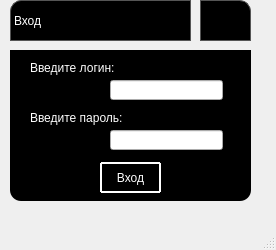
Qt form forminp.ui (leriia-meow/geometry) before a commit.
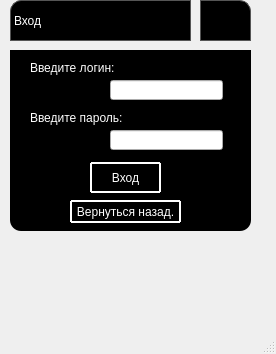
The same form after that commit. Icons and pictures are not drawn.

Commit message: Формочка входа

The edit to the form file:
```diff
--- a/forminp.ui
+++ b/forminp.ui
@@ -7,7 +7,7 @@
     <x>0</x>
     <y>0</y>
     <width>276</width>
-    <height>250</height>
+    <height>354</height>
    </rect>
   </property>
   <property name="windowTitle">
@@ -84,7 +84,7 @@
       <x>10</x>
       <y>50</y>
       <width>241</width>
-      <height>151</height>
+      <height>181</height>
      </rect>
     </property>
     <property name="styleSheet">
@@ -178,9 +178,9 @@
     <widget class="QPushButton" name="pushButton">
      <property name="geometry">
       <rect>
-       <x>90</x>
+       <x>80</x>
        <y>112</y>
-       <width>61</width>
+       <width>71</width>
        <height>31</height>
       </rect>
      </property>
@@ -202,6 +202,33 @@
       <string>Вход</string>
      </property>
     </widget>
+    <widget class="QPushButton" name="other">
+     <property name="geometry">
+      <rect>
+       <x>60</x>
+       <y>150</y>
+       <width>111</width>
+       <height>23</height>
+      </rect>
+     </property>
+     <property name="styleSheet">
+      <string notr="true">QPushButton {
+  display: inline-block;
+  color: white;
+  text-decoration: none;
+  user-select: none;
+  outline: none;
+  border: 2px solid white;
+  border-radius: 1px;
+  transition: 0.2s;
+} 
+QPushButton:hover { background: rgba(255,255,255,.2); }
+QPushButton:pressed { background: white; }</string>
+     </property>
+     <property name="text">
+      <string>Вернуться назад.</string>
+     </property>
+    </widget>
    </widget>
    <zorder>groupBox_2</zorder>
    <zorder>closebutton</zorder>
```
The commit also changes 1 other file.
